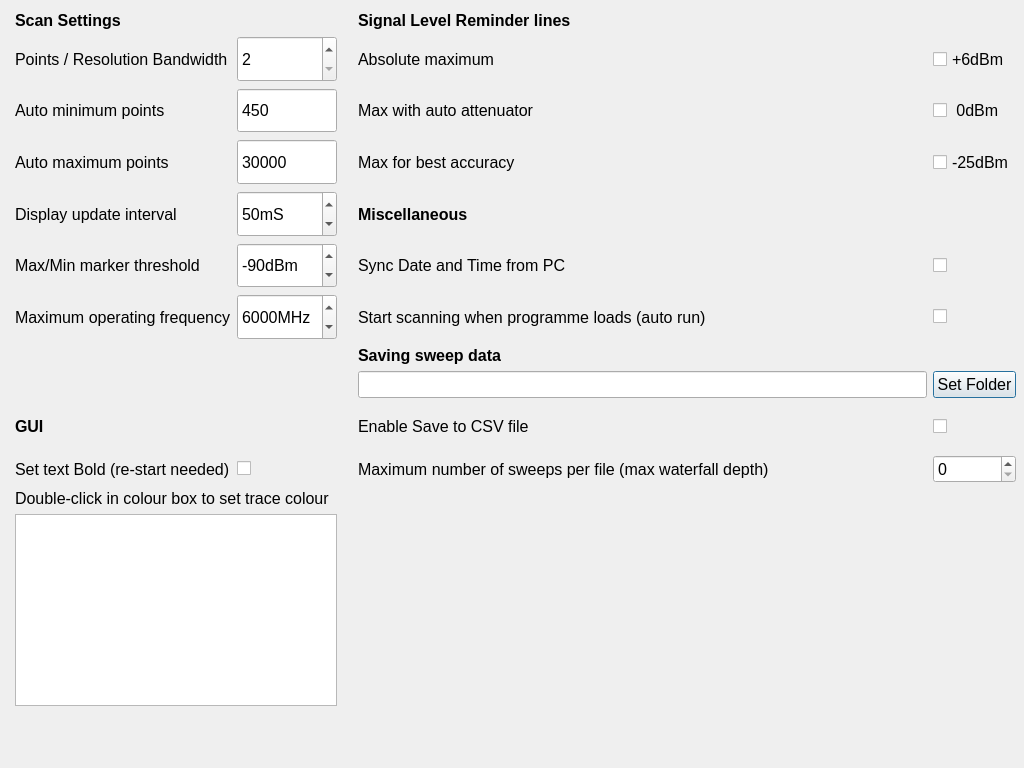
Old version of the form src/settings.ui in the repository g4ixt/QtTinySA.
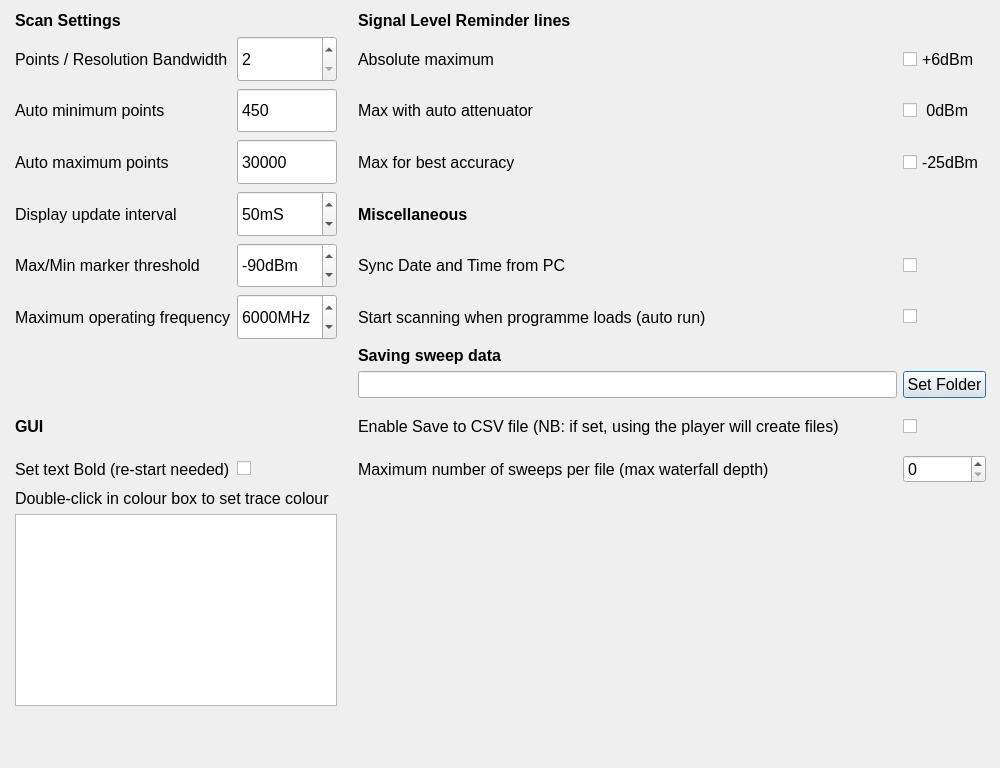
New version of the form.

Diff of the .ui file:
```diff
--- a/src/settings.ui
+++ b/src/settings.ui
@@ -6,7 +6,7 @@
    <rect>
     <x>0</x>
     <y>0</y>
-    <width>1024</width>
+    <width>1000</width>
     <height>768</height>
    </rect>
   </property>
@@ -18,7 +18,7 @@
     <rect>
      <x>15</x>
      <y>11</y>
-     <width>1001</width>
+     <width>971</width>
      <height>741</height>
     </rect>
    </property>
@@ -466,7 +466,7 @@
        </font>
       </property>
       <property name="text">
-       <string>Enable Save to CSV file</string>
+       <string>Enable Save to CSV file (NB: if set, using the player will create files)</string>
       </property>
      </widget>
     </item>
```
